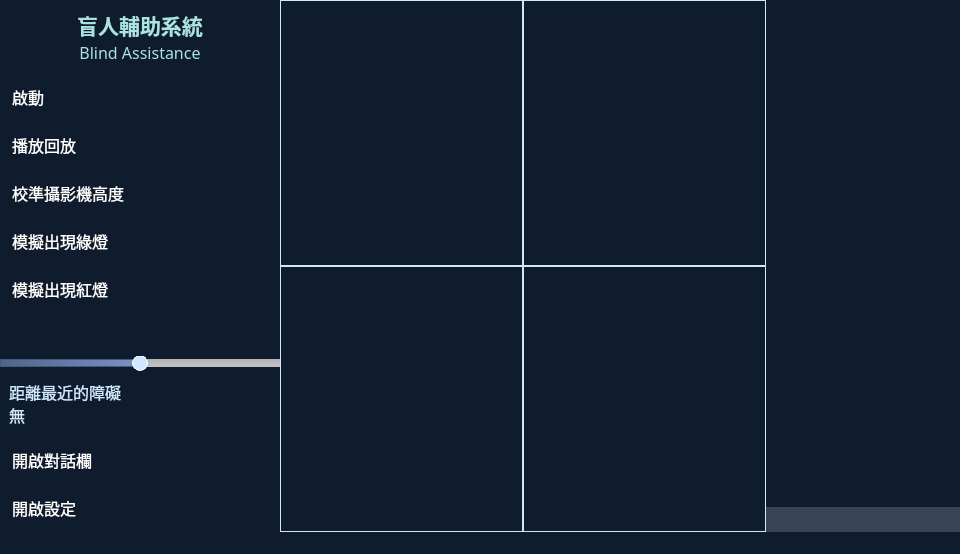
BoJhong/blind-assistance, file gui/main_window.ui: the form before one commit.
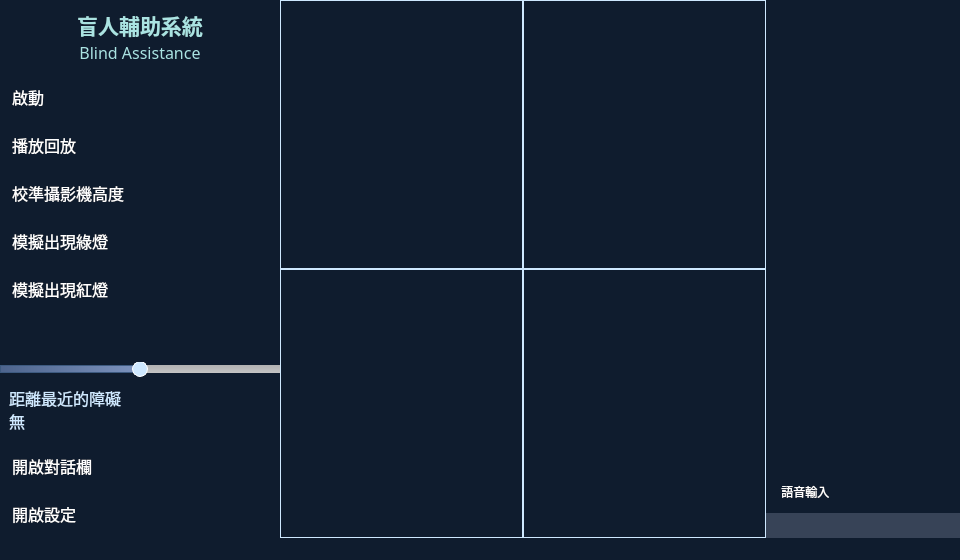
The form after the commit. Icons and pictures are not drawn.

```diff
--- a/gui/main_window.ui
+++ b/gui/main_window.ui
@@ -7,7 +7,7 @@
     <x>0</x>
     <y>0</y>
     <width>960</width>
-    <height>554</height>
+    <height>560</height>
    </rect>
   </property>
   <property name="windowTitle">
@@ -1132,6 +1132,21 @@
          </property>
         </widget>
        </item>
+       <item>
+        <widget class="QPushButton" name="pushButton">
+         <property name="text">
+          <string> 語音輸入</string>
+         </property>
+         <property name="icon">
+          <iconset>
+           <normaloff>img/mic_light.png</normaloff>
+           <normalon>:/img/mic_dark.png</normalon>img/mic_light.png</iconset>
+         </property>
+         <property name="checkable">
+          <bool>true</bool>
+         </property>
+        </widget>
+       </item>
        <item>
         <widget class="QLineEdit" name="prompt_input">
          <property name="sizePolicy">
```
